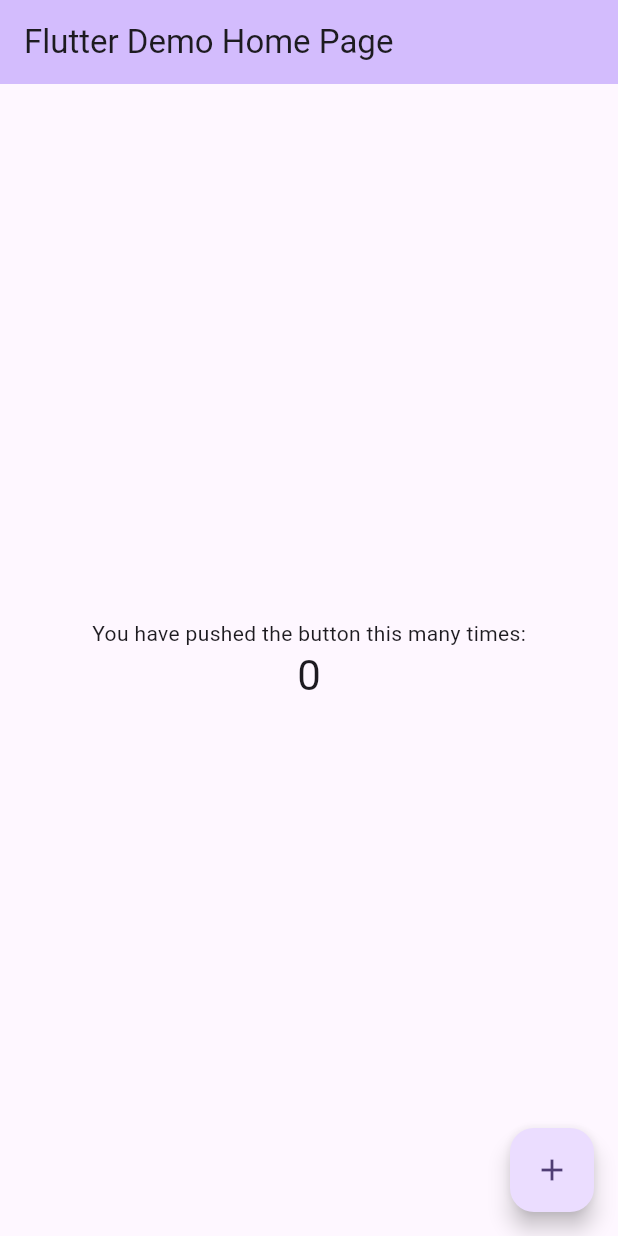
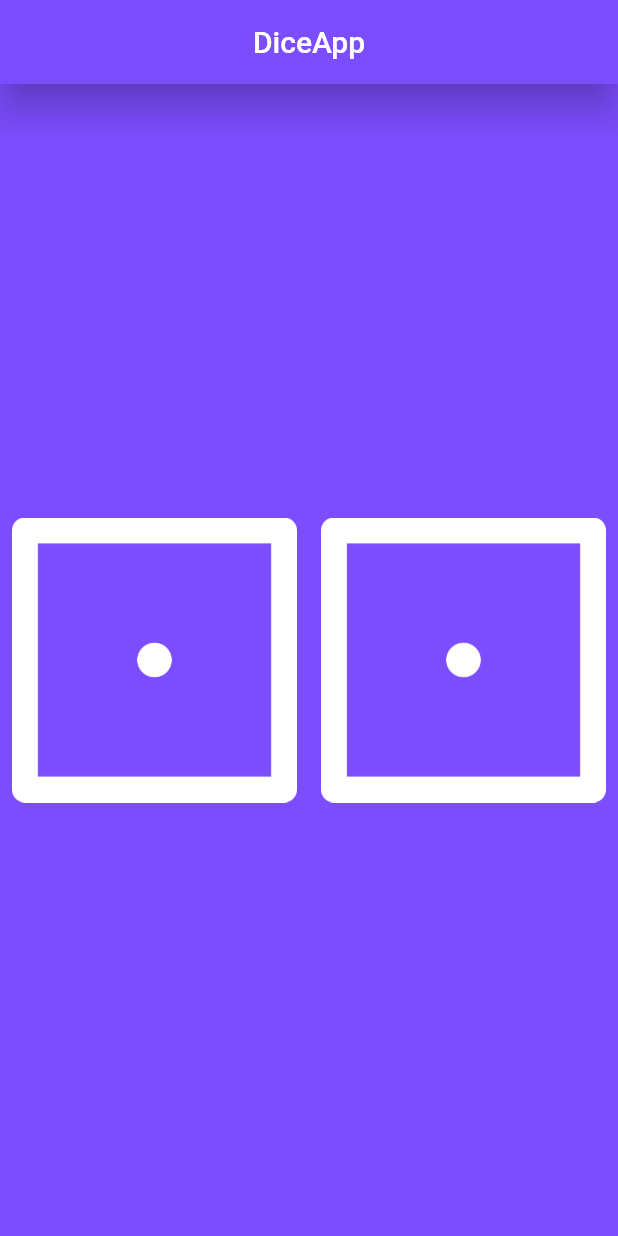
Before and after one commit to JoshCaceres/flutter_codigo_diceapp, a Flutter app: the screen it shows after launch, on a phone screen of 412 x 824 dp. Run offline on Flutter 3.47's test engine with Material 2 defaults, Android fonts, the phone set to English and light mode, and no system bars.

Commit message:
diceApp Final

```diff
--- a/lib/main.dart
+++ b/lib/main.dart
@@ -1,125 +1,69 @@
+import 'dart:math';
+
 import 'package:flutter/material.dart';
 
 void main() {
-  runApp(const MyApp());
+  runApp(MyApp());
 }
 
 class MyApp extends StatelessWidget {
-  const MyApp({super.key});
-
-  // This widget is the root of your application.
   @override
   Widget build(BuildContext context) {
     return MaterialApp(
-      title: 'Flutter Demo',
-      theme: ThemeData(
-        // This is the theme of your application.
-        //
-        // TRY THIS: Try running your application with "flutter run". You'll see
-        // the application has a blue toolbar. Then, without quitting the app,
-        // try changing the seedColor in the colorScheme below to Colors.green
-        // and then invoke "hot reload" (save your changes or press the "hot
-        // reload" button in a Flutter-supported IDE, or press "r" if you used
-        // the command line to start the app).
-        //
-        // Notice that the counter didn't reset back to zero; the application
-        // state is not lost during the reload. To reset the state, use hot
-        // restart instead.
-        //
-        // This works for code too, not just values: Most code changes can be
-        // tested with just a hot reload.
-        colorScheme: ColorScheme.fromSeed(seedColor: Colors.deepPurple),
-        useMaterial3: true,
-      ),
-      home: const MyHomePage(title: 'Flutter Demo Home Page'),
+      home: HomePage(),
     );
   }
 }
 
-class MyHomePage extends StatefulWidget {
-  const MyHomePage({super.key, required this.title});
-
-  // This widget is the home page of your application. It is stateful, meaning
-  // that it has a State object (defined below) that contains fields that affect
-  // how it looks.
-
-  // This class is the configuration for the state. It holds the values (in this
-  // case the title) provided by the parent (in this case the App widget) and
-  // used by the build method of the State. Fields in a Widget subclass are
-  // always marked "final".
-
-  final String title;
-
+class HomePage extends StatefulWidget {
   @override
-  State<MyHomePage> createState() => _MyHomePageState();
+  State<HomePage> createState() => _HomePageState();
 }
 
-class _MyHomePageState extends State<MyHomePage> {
-  int _counter = 0;
-
-  void _incrementCounter() {
-    setState(() {
-      // This call to setState tells the Flutter framework that something has
-      // changed in this State, which causes it to rerun the build method below
-      // so that the display can reflect the updated values. If we changed
-      // _counter without calling setState(), then the build method would not be
-      // called again, and so nothing would appear to happen.
-      _counter++;
-    });
-  }
+class _HomePageState extends State<HomePage> {
+  int leftDice = 1;
+  int rightDice = 1;
 
   @override
   Widget build(BuildContext context) {
-    // This method is rerun every time setState is called, for instance as done
-    // by the _incrementCounter method above.
-    //
-    // The Flutter framework has been optimized to make rerunning build methods
-    // fast, so that you can just rebuild anything that needs updating rather
-    // than having to individually change instances of widgets.
     return Scaffold(
+      backgroundColor: Colors.deepPurpleAccent,
       appBar: AppBar(
-        // TRY THIS: Try changing the color here to a specific color (to
-        // Colors.amber, perhaps?) and trigger a hot reload to see the AppBar
-        // change color while the other colors stay the same.
-        backgroundColor: Theme.of(context).colorScheme.inversePrimary,
-        // Here we take the value from the MyHomePage object that was created by
-        // the App.build method, and use it to set our appbar title.
-        title: Text(widget.title),
+        title: Text('DiceApp'),
+        backgroundColor: Colors.deepPurpleAccent,
+        centerTitle: true,
+        elevation: 10,
       ),
       body: Center(
-        // Center is a layout widget. It takes a single child and positions it
-        // in the middle of the parent.
-        child: Column(
-          // Column is also a layout widget. It takes a list of children and
-          // arranges them vertically. By default, it sizes itself to fit its
-          // children horizontally, and tries to be as tall as its parent.
-          //
-          // Column has various properties to control how it sizes itself and
-          // how it positions its children. Here we use mainAxisAlignment to
-          // center the children vertically; the main axis here is the vertical
-          // axis because Columns are vertical (the cross axis would be
-          // horizontal).
-          //
-          // TRY THIS: Invoke "debug painting" (choose the "Toggle Debug Paint"
-          // action in the IDE, or press "p" in the console), to see the
-          // wireframe for each widget.
-          mainAxisAlignment: MainAxisAlignment.center,
-          children: <Widget>[
-            const Text(
-              'You have pushed the button this many times:',
+        child: Row(children: [
+          Expanded(
+            flex: 1,
+            child: TextButton(
+              onPressed: () {
+                leftDice = Random().nextInt(6) + 1;
+                rightDice = Random().nextInt(6) + 1;
+                setState(() {});
+              },
+              child: Image.asset(
+                'assets/images/dice$leftDice.png',
+              ),
             ),
-            Text(
-              '$_counter',
-              style: Theme.of(context).textTheme.headlineMedium,
+          ),
+          Expanded(
+            flex: 1,
+            child: TextButton(
+              onPressed: () {
+                rightDice = Random().nextInt(6) + 1;
+                leftDice = Random().nextInt(6) + 1;
+                setState(() {});
+              },
+              child: Image.asset(
+                'assets/images/dice$rightDice.png',
+              ),
             ),
-          ],
-        ),
+          ),
+        ]),
       ),
-      floatingActionButton: FloatingActionButton(
-        onPressed: _incrementCounter,
-        tooltip: 'Increment',
-        child: const Icon(Icons.add),
-      ), // This trailing comma makes auto-formatting nicer for build methods.
     );
   }
 }
--- a/pubspec.yaml
+++ b/pubspec.yaml
@@ -59,8 +59,8 @@ flutter:
   uses-material-design: true
 
   # To add assets to your application, add an assets section, like this:
-  # assets:
-  #   - images/a_dot_burr.jpeg
+  assets:
+    - assets/images/
   #   - images/a_dot_ham.jpeg
 
   # An image asset can refer to one or more resolution-specific "variants", see
```
Also changed, not shown: assets/images/dice1.png (added), assets/images/dice2.png (added), assets/images/dice3.png (added), assets/images/dice4.png (added), assets/images/dice5.png (added), assets/images/dice6.png (added).
